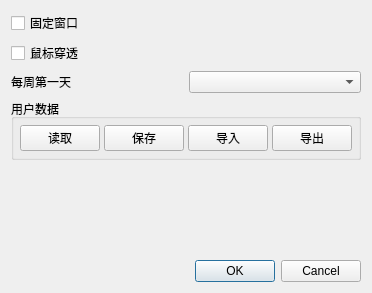
Qt form GUI/Dialog/settingdialog.ui (wangrunji0408/QtCalendar) before a commit.
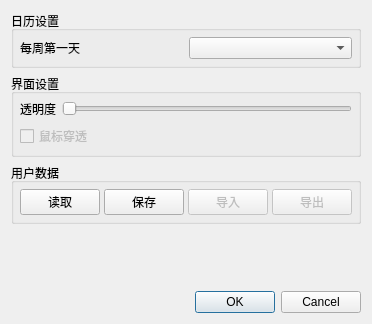
The same form after that commit.

Commit message: 微调界面，支持所有类型事项删除，调整设置窗口

```diff
--- a/GUI/Dialog/settingdialog.ui
+++ b/GUI/Dialog/settingdialog.ui
@@ -7,41 +7,100 @@
     <x>0</x>
     <y>0</y>
     <width>278</width>
-    <height>293</height>
+    <height>324</height>
    </rect>
   </property>
   <property name="windowTitle">
    <string>设置</string>
   </property>
-  <layout class="QVBoxLayout" name="verticalLayout">
+  <layout class="QVBoxLayout" name="verticalLayout_3">
    <item>
-    <widget class="QCheckBox" name="checkBox">
-     <property name="text">
-      <string>固定窗口</string>
+    <widget class="QGroupBox" name="groupBox_3">
+     <property name="title">
+      <string>日历设置</string>
      </property>
+     <layout class="QVBoxLayout" name="verticalLayout_2">
+      <property name="leftMargin">
+       <number>6</number>
+      </property>
+      <property name="topMargin">
+       <number>6</number>
+      </property>
+      <property name="rightMargin">
+       <number>6</number>
+      </property>
+      <property name="bottomMargin">
+       <number>6</number>
+      </property>
+      <item>
+       <layout class="QHBoxLayout" name="horizontalLayout">
+        <item>
+         <widget class="QLabel" name="label">
+          <property name="text">
+           <string>每周第一天</string>
+          </property>
+         </widget>
+        </item>
+        <item>
+         <widget class="QComboBox" name="firstDay"/>
+        </item>
+       </layout>
+      </item>
+     </layout>
     </widget>
    </item>
    <item>
-    <widget class="QCheckBox" name="checkBox_2">
-     <property name="text">
-      <string>鼠标穿透</string>
+    <widget class="QGroupBox" name="groupBox_2">
+     <property name="title">
+      <string>界面设置</string>
      </property>
+     <layout class="QVBoxLayout" name="verticalLayout">
+      <property name="leftMargin">
+       <number>6</number>
+      </property>
+      <property name="topMargin">
+       <number>6</number>
+      </property>
+      <property name="rightMargin">
+       <number>6</number>
+      </property>
+      <property name="bottomMargin">
+       <number>6</number>
+      </property>
+      <item>
+       <layout class="QHBoxLayout" name="horizontalLayout_2">
+        <item>
+         <widget class="QLabel" name="label_2">
+          <property name="text">
+           <string>透明度</string>
+          </property>
+         </widget>
+        </item>
+        <item>
+         <widget class="QSlider" name="transparent">
+          <property name="maximum">
+           <number>100</number>
+          </property>
+          <property name="orientation">
+           <enum>Qt::Horizontal</enum>
+          </property>
+         </widget>
+        </item>
+       </layout>
+      </item>
+      <item>
+       <widget class="QCheckBox" name="mouseCross">
+        <property name="enabled">
+         <bool>false</bool>
+        </property>
+        <property name="text">
+         <string>鼠标穿透</string>
+        </property>
+       </widget>
+      </item>
+     </layout>
     </widget>
    </item>
-   <item>
-    <layout class="QHBoxLayout" name="horizontalLayout">
-     <item>
-      <widget class="QLabel" name="label">
-       <property name="text">
-        <string>每周第一天</string>
-       </property>
-      </widget>
-     </item>
-     <item>
-      <widget class="QComboBox" name="firstDay"/>
-     </item>
-    </layout>
-   </item>
    <item>
     <widget class="QGroupBox" name="groupBox">
      <property name="title">
@@ -79,6 +138,9 @@
       </item>
       <item>
        <widget class="QPushButton" name="importButton">
+        <property name="enabled">
+         <bool>false</bool>
+        </property>
         <property name="text">
          <string>导入</string>
         </property>
@@ -86,6 +148,9 @@
       </item>
       <item>
        <widget class="QPushButton" name="exportButton">
+        <property name="enabled">
+         <bool>false</bool>
+        </property>
         <property name="text">
          <string>导出</string>
         </property>
```
Left out of the diff: 2 changed lines with no effect on the pictures. The commit also changes 15 other files.
